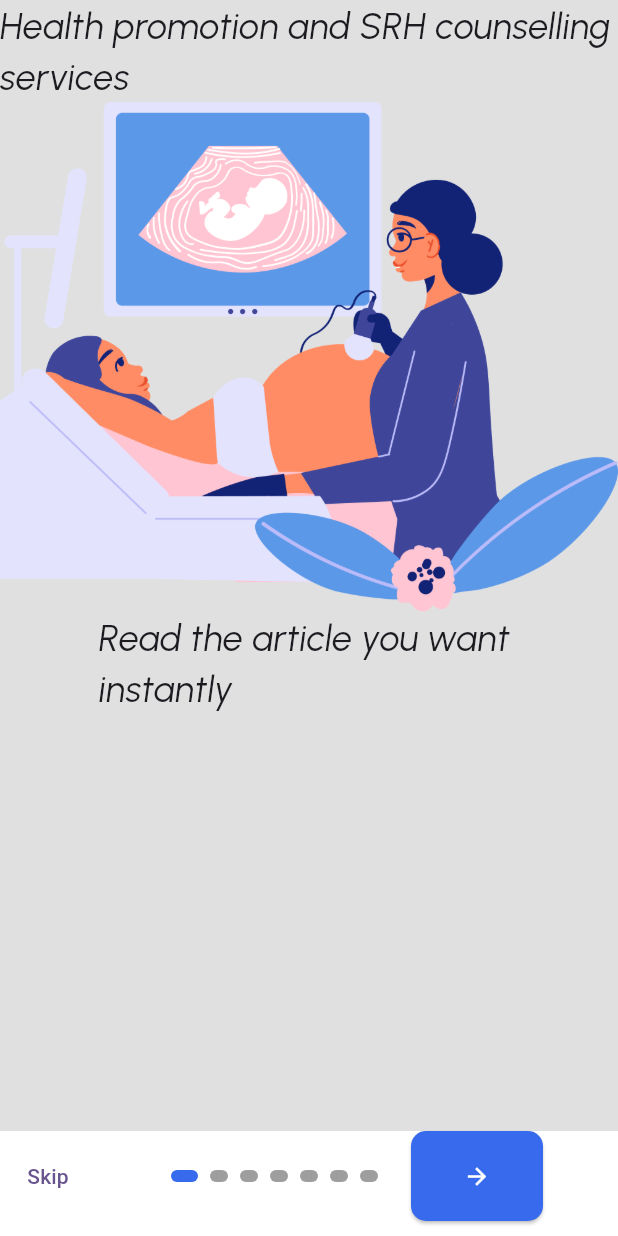
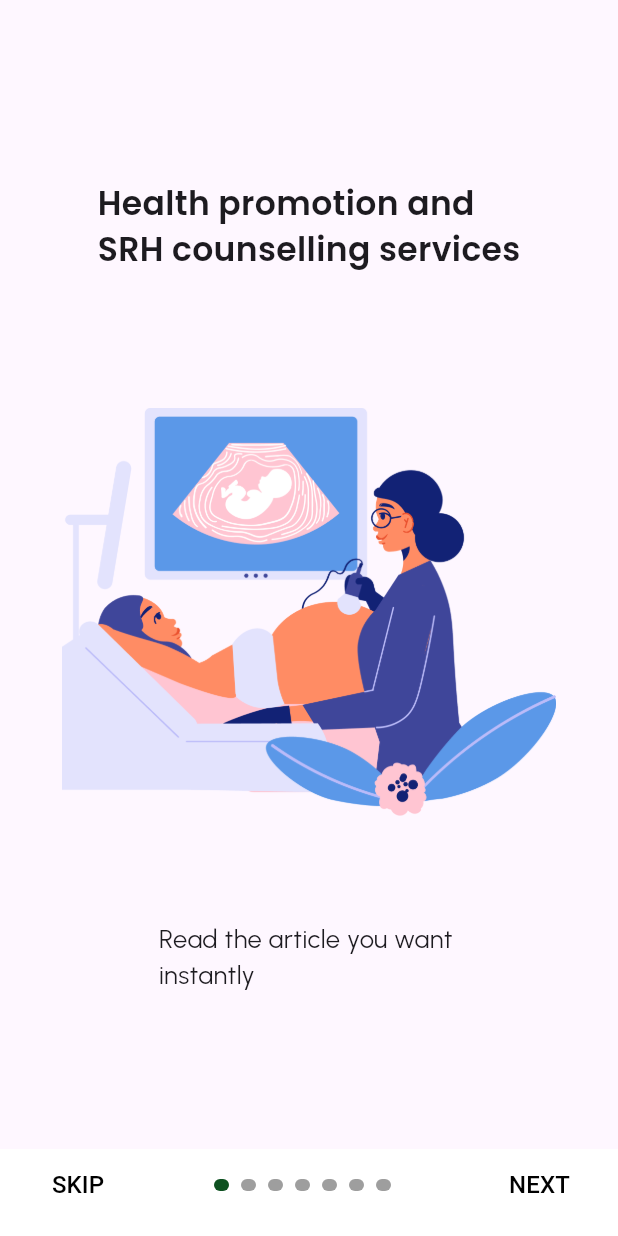
Before and after one commit to Abelabebe313/care_provider_on_adolescent_girls, a Flutter app: the screen it shows after launch, on a phone screen of 412 x 824 dp. Run offline on Flutter 3.47's test engine with Material 2 defaults, Android fonts, the phone set to English and light mode, and no system bars.

Commit message:
edited some onboarding

```diff
--- a/lib/screens/onboarding.dart
+++ b/lib/screens/onboarding.dart
@@ -26,7 +26,6 @@ class _OnBoardingScreenState extends State<OnBoardingScreen> {
   @override
   Widget build(BuildContext context) {
     return Scaffold(
-      backgroundColor: Colors.grey.shade300,
       body: Column(
         children: [
           Expanded(
@@ -83,7 +82,7 @@ class onBoardingNavigation extends StatelessWidget {
                 style: ElevatedButton.styleFrom(
                     shape: RoundedRectangleBorder(
                         borderRadius: BorderRadius.circular(10)),
-                    backgroundColor: const Color(0xFF376AED)),
+                    backgroundColor: const Color(0xFF0E5120)),
                 child: const Text(
                   'Get Started',
                   style: TextStyle(color: Colors.white),
@@ -95,7 +94,11 @@ class onBoardingNavigation extends StatelessWidget {
             padding: const EdgeInsets.only(bottom: 10),
             color: Colors.white,
             child: Row(
+              mainAxisAlignment: MainAxisAlignment.center,
               children: [
+                const SizedBox(
+                  width: 20,
+                ),
                 TextButton(
                   onPressed: () {
                     Navigator.pushReplacement(
@@ -103,11 +106,15 @@ class onBoardingNavigation extends StatelessWidget {
                       MaterialPageRoute(builder: (context) => const Home()),
                     );
                   },
-                  child: Text('Skip'),
+                  child: const Text(
+                    'SKIP',
+                    style: TextStyle(
+                      fontSize: 16,
+                      color: Colors.black,
                     ),
-                const SizedBox(
-                  width: 50,
                   ),
+                ),
+                const Spacer(),
                 ...List.generate(
                   demo_data.length,
                   (index) => Padding(
@@ -118,27 +125,22 @@ class onBoardingNavigation extends StatelessWidget {
                   ),
                 ),
                 const Spacer(),
-                SizedBox(
-                  height: 60,
-                  width: 88,
-                  child: ElevatedButton(
+                TextButton(
                   onPressed: () {
                     _pageController.nextPage(
                         duration: const Duration(milliseconds: 1000),
                         curve: Curves.ease);
                   },
-                    style: ElevatedButton.styleFrom(
-                        shape: RoundedRectangleBorder(
-                            borderRadius: BorderRadius.circular(10)),
-                        backgroundColor: const Color(0xFF376AED)),
-                    child: const Icon(
-                      Icons.arrow_forward,
-                      color: Colors.white,
+                  child: const Text(
+                    'NEXT',
+                    style: TextStyle(
+                      fontSize: 16,
+                      color: Colors.black,
                     ),
                   ),
                 ),
                 const SizedBox(
-                  width: 50,
+                  width: 20,
                 ),
               ],
             ),
@@ -159,9 +161,9 @@ class DotIndicator extends StatelessWidget {
     return AnimatedContainer(
       duration: const Duration(milliseconds: 300),
       height: 8,
-      width: isActive ? 18 : 12,
+      width: isActive ? 10 : 10,
       decoration: BoxDecoration(
-          color: isActive ? const Color(0xFF376AED) : Colors.grey,
+          color: isActive ? const Color(0xFF0E5120) : Colors.grey,
           borderRadius: const BorderRadius.all(Radius.circular(12))),
     );
   }
@@ -177,27 +179,32 @@ class Onboard {
 
 final List<Onboard> demo_data = [
   Onboard(
-    title: 'Health promotion and SRH counselling services',
+    title: 'Health promotion and \n'
+        'SRH counselling services',
     image: 'assets/images/13.png',
     note: '',
   ),
   Onboard(
-    title: 'Contraceptive counselling and services',
+    title: 'Contraceptive counselling\n'
+        'and services',
     image: 'assets/images/13.png',
     note: '',
   ),
   Onboard(
-    title: 'Comprehensive abortion care',
+    title: 'Comprehensive abortion\n'
+        'care',
     image: 'assets/images/13.png',
     note: '',
   ),
   Onboard(
-    title: 'Prevention and treatment of STIs/HIV',
+    title: 'Prevention & treatment\n'
+        'of STIs/HIV',
     image: 'assets/images/14.png',
     note: '',
   ),
   Onboard(
-    title: 'Maternal and newborn health care services',
+    title: 'Maternal & newborn\n'
+        'health care services',
     image: 'assets/images/15.png',
     note: '',
   ),
@@ -223,15 +230,30 @@ class onboardingContent extends StatelessWidget {
   Widget build(BuildContext context) {
     return Column(
       children: [
-        Text(
+        const SizedBox(
+          height: 100,
+        ),
+        Padding(
+          padding: const EdgeInsets.all(20),
+          child: Text(
             title,
-          style: TextStyle(fontFamily: 'Urbanist-Italic', fontSize: 24),
+            style: const TextStyle(
+              fontFamily: 'Poppins-SemiBold',
+              fontSize: 22,
             ),
-        Image.asset(image),
+          ),
+        ),
+        SizedBox(
+          width: MediaQuery.of(context).size.width * 0.8,
+          height: MediaQuery.of(context).size.height * 0.5,
+          child: Center(
+            child: Image.asset(image),
+          ),
+        ),
         Text(
           'Read the article you want \n'
           'instantly',
-          style: TextStyle(fontFamily: 'Urbanist-Italic', fontSize: 24),
+          style: TextStyle(fontFamily: 'Urbanist-Regular', fontSize: 17),
         ),
       ],
     );
```
Lines whose indentation alone changed are shown as unchanged.
